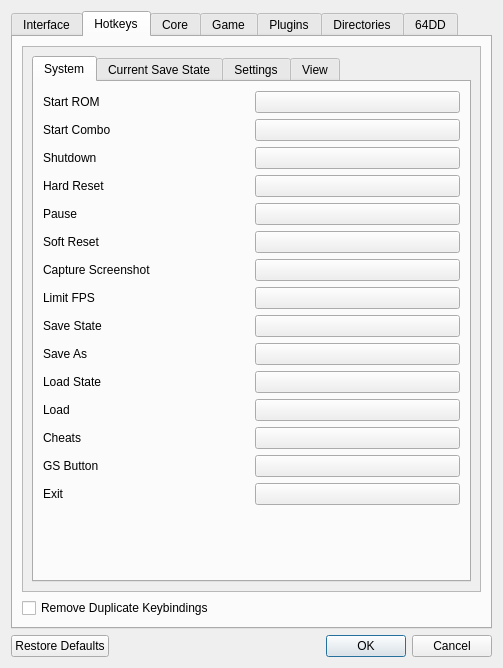
Above: Source/RMG/UserInterface/Dialog/SettingsDialog.ui from Rosalie241/RMG before the change. Below: the same form after it.
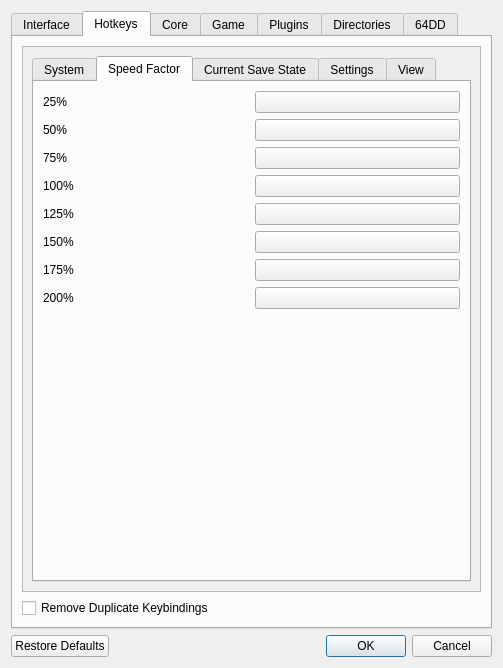
That is the form after the change. The open tabs and pages were chosen to show the change. Icons and pictures are not drawn. Custom widgets are drawn as their Qt base class.

Commit message: RMG: add speed factor keybindings

What changed in the file:
```diff
--- a/Source/RMG/UserInterface/Dialog/SettingsDialog.ui
+++ b/Source/RMG/UserInterface/Dialog/SettingsDialog.ui
@@ -861,6 +861,170 @@
                    </item>
                   </layout>
                  </widget>
+                 <widget class="QWidget" name="speedFactorTab">
+                  <attribute name="title">
+                   <string>Speed Factor</string>
+                  </attribute>
+                  <layout class="QVBoxLayout" name="verticalLayout_8">
+                   <item>
+                    <layout class="QHBoxLayout" name="horizontalLayout_105">
+                     <item>
+                      <widget class="QLabel" name="label_102">
+                       <property name="text">
+                        <string>25%</string>
+                       </property>
+                      </widget>
+                     </item>
+                     <item>
+                      <widget class="KeybindButton" name="speedFactor25KeyButton">
+                       <property name="text">
+                        <string/>
+                       </property>
+                      </widget>
+                     </item>
+                    </layout>
+                   </item>
+                   <item>
+                    <layout class="QHBoxLayout" name="horizontalLayout_106">
+                     <item>
+                      <widget class="QLabel" name="label_103">
+                       <property name="text">
+                        <string>50%</string>
+                       </property>
+                      </widget>
+                     </item>
+                     <item>
+                      <widget class="KeybindButton" name="speedFactor50KeyButton">
+                       <property name="text">
+                        <string/>
+                       </property>
+                      </widget>
+                     </item>
+                    </layout>
+                   </item>
+                   <item>
+                    <layout class="QHBoxLayout" name="horizontalLayout_107">
+                     <item>
+                      <widget class="QLabel" name="label_104">
+                       <property name="text">
+                        <string>75%</string>
+                       </property>
+                      </widget>
+                     </item>
+                     <item>
+                      <widget class="KeybindButton" name="speedFactor75KeyButton">
+                       <property name="text">
+                        <string/>
+                       </property>
+                      </widget>
+                     </item>
+                    </layout>
+                   </item>
+                   <item>
+                    <layout class="QHBoxLayout" name="horizontalLayout_108">
+                     <item>
+                      <widget class="QLabel" name="label_105">
+                       <property name="text">
+                        <string>100%</string>
+                       </property>
+                      </widget>
+                     </item>
+                     <item>
+                      <widget class="KeybindButton" name="speedFactor100KeyButton">
+                       <property name="text">
+                        <string/>
+                       </property>
+                      </widget>
+                     </item>
+                    </layout>
+                   </item>
+                   <item>
+                    <layout class="QHBoxLayout" name="horizontalLayout_109">
+                     <item>
+                      <widget class="QLabel" name="label_106">
+                       <property name="text">
+                        <string>125%</string>
+                       </property>
+                      </widget>
+                     </item>
+                     <item>
+                      <widget class="KeybindButton" name="speedFactor125KeyButton">
+                       <property name="text">
+                        <string/>
+                       </property>
+                      </widget>
+                     </item>
+                    </layout>
+                   </item>
+                   <item>
+                    <layout class="QHBoxLayout" name="horizontalLayout_110">
+                     <item>
+                      <widget class="QLabel" name="label_107">
+                       <property name="text">
+                        <string>150%</string>
+                       </property>
+                      </widget>
+                     </item>
+                     <item>
+                      <widget class="KeybindButton" name="speedFactor150KeyButton">
+                       <property name="text">
+                        <string/>
+                       </property>
+                      </widget>
+                     </item>
+                    </layout>
+                   </item>
+                   <item>
+                    <layout class="QHBoxLayout" name="horizontalLayout_111">
+                     <item>
+                      <widget class="QLabel" name="label_108">
+                       <property name="text">
+                        <string>175%</string>
+                       </property>
+                      </widget>
+                     </item>
+                     <item>
+                      <widget class="KeybindButton" name="speedFactor175KeyButton">
+                       <property name="text">
+                        <string/>
+                       </property>
+                      </widget>
+                     </item>
+                    </layout>
+                   </item>
+                   <item>
+                    <layout class="QHBoxLayout" name="horizontalLayout_112">
+                     <item>
+                      <widget class="QLabel" name="label_109">
+                       <property name="text">
+                        <string>200%</string>
+                       </property>
+                      </widget>
+                     </item>
+                     <item>
+                      <widget class="KeybindButton" name="speedFactor200KeyButton">
+                       <property name="text">
+                        <string/>
+                       </property>
+                      </widget>
+                     </item>
+                    </layout>
+                   </item>
+                   <item>
+                    <spacer name="verticalSpacer_9">
+                     <property name="orientation">
+                      <enum>Qt::Vertical</enum>
+                     </property>
+                     <property name="sizeHint" stdset="0">
+                      <size>
+                       <width>20</width>
+                       <height>40</height>
+                      </size>
+                     </property>
+                    </spacer>
+                   </item>
+                  </layout>
+                 </widget>
                  <widget class="QWidget" name="currentSaveStateTab">
                   <attribute name="title">
                    <string>Current Save State</string>
```
The commit also changes 2 other files.
